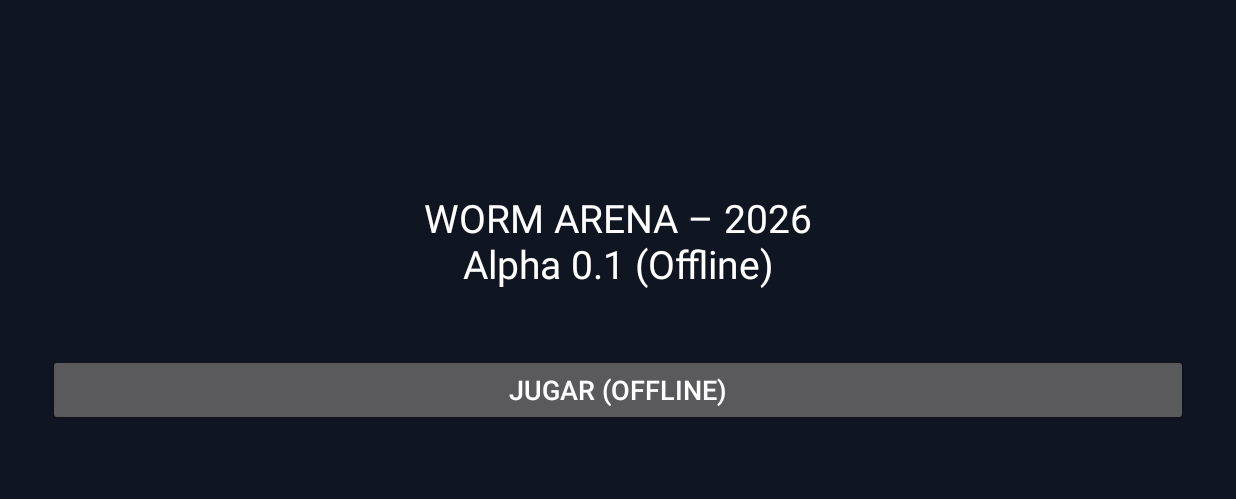
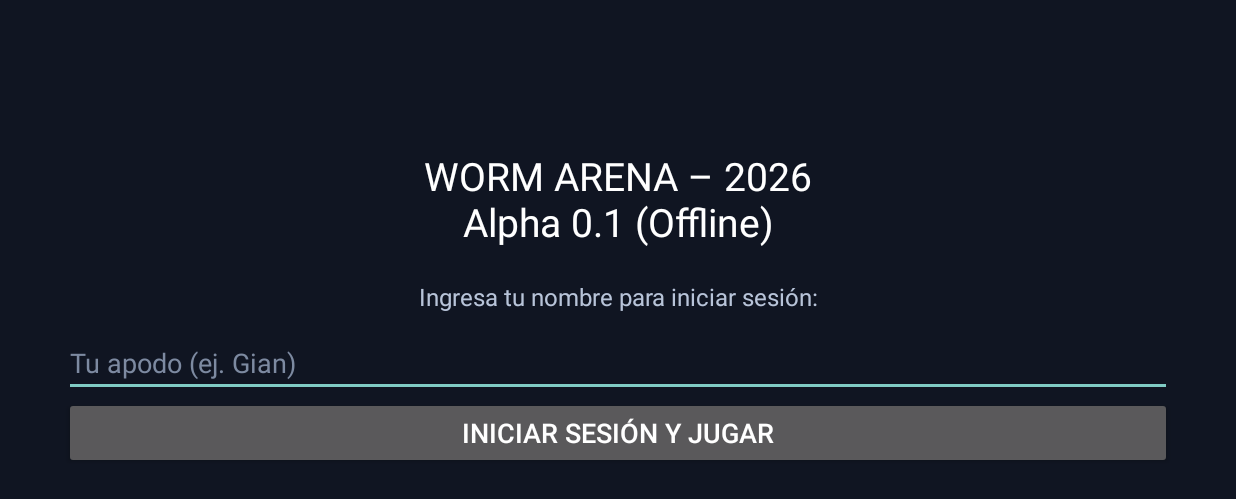
Before and after one commit to carlitalojalopezlojq-blip/worm-arena-2026-, an Android app: the screen it shows after launch (MainActivity), on a phone screen of 824 x 412 dp (held sideways). Shown: the top 499 px of the screen. Run offline under Robolectric (Android 15) with nearby library versions, the phone set to English and light mode, and no system bars; 1 statement that could not run was skipped.

Commit message:
feat: login name above worm and eyes on all worms

```diff
--- a/app/src/main/java/com/wormarena/game/MainActivity.kt
+++ b/app/src/main/java/com/wormarena/game/MainActivity.kt
@@ -1,9 +1,11 @@
 package com.wormarena.game
 
+import android.content.Context
 import android.content.Intent
 import android.os.Bundle
 import android.view.Gravity
 import android.widget.Button
+import android.widget.EditText
 import android.widget.LinearLayout
 import android.widget.TextView
 import androidx.appcompat.app.AppCompatActivity
@@ -12,10 +14,13 @@ class MainActivity : AppCompatActivity() {
     override fun onCreate(savedInstanceState: Bundle?) {
         super.onCreate(savedInstanceState)
 
+        val prefs = getSharedPreferences("worm_arena_prefs", Context.MODE_PRIVATE)
+        val savedName = prefs.getString("player_name", "") ?: ""
+
         val layout = LinearLayout(this).apply {
             orientation = LinearLayout.VERTICAL
             gravity = Gravity.CENTER
-            setPadding(48, 48, 48, 48)
+            setPadding(64, 48, 64, 48)
             setBackgroundColor(0xFF101522.toInt())
         }
 
@@ -24,18 +29,44 @@ class MainActivity : AppCompatActivity() {
             textSize = 26f
             gravity = Gravity.CENTER
             setTextColor(0xFFFFFFFF.toInt())
-            setPadding(0, 0, 0, 64)
+            setPadding(0, 0, 0, 32)
+        }
+
+        val nameLabel = TextView(this).apply {
+            text = "Ingresa tu nombre para iniciar sesión:"
+            textSize = 16f
+            gravity = Gravity.CENTER
+            setTextColor(0xFFB8C4D9.toInt())
+            setPadding(0, 0, 0, 16)
+        }
+
+        val nameInput = EditText(this).apply {
+            hint = "Tu apodo (ej. Gian)"
+            setText(savedName)
+            singleLine = true
+            maxWidth = 600
+            setTextColor(0xFFFFFFFF.toInt())
+            setHintTextColor(0xFF7D8AA1.toInt())
         }
 
         val playButton = Button(this).apply {
-            text = "JUGAR (OFFLINE)"
+            text = "INICIAR SESIÓN Y JUGAR"
             textSize = 18f
             setOnClickListener {
-                startActivity(Intent(this@MainActivity, GameActivity::class.java))
+                val rawName = nameInput.text.toString().trim()
+                val playerName = if (rawName.isEmpty()) "Jugador" else rawName.take(16)
+                prefs.edit().putString("player_name", playerName).apply()
+
+                val intent = Intent(this@MainActivity, GameActivity::class.java).apply {
+                    putExtra(GameActivity.EXTRA_PLAYER_NAME, playerName)
+                }
+                startActivity(intent)
             }
         }
 
         layout.addView(title)
+        layout.addView(nameLabel)
+        layout.addView(nameInput)
         layout.addView(playButton)
         setContentView(layout)
     }
```
Also changed, not shown: app/src/main/java/com/wormarena/game/GameActivity.kt (+6 -1 lines), app/src/main/java/com/wormarena/game/GameView.kt (+34 -4 lines).
